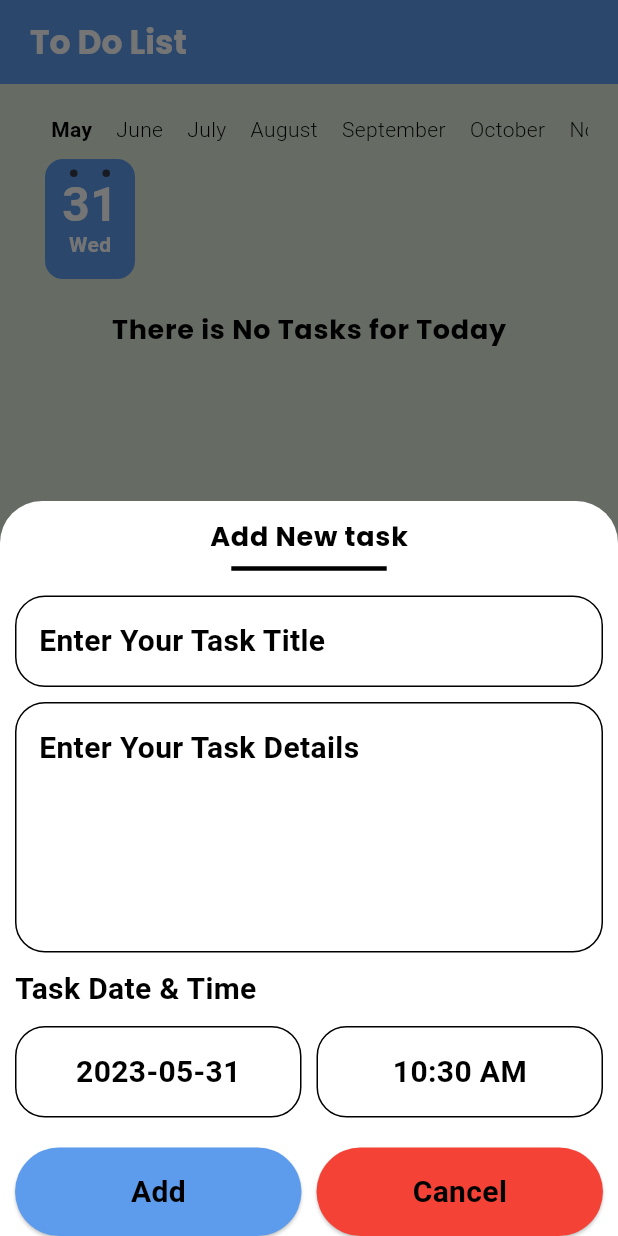
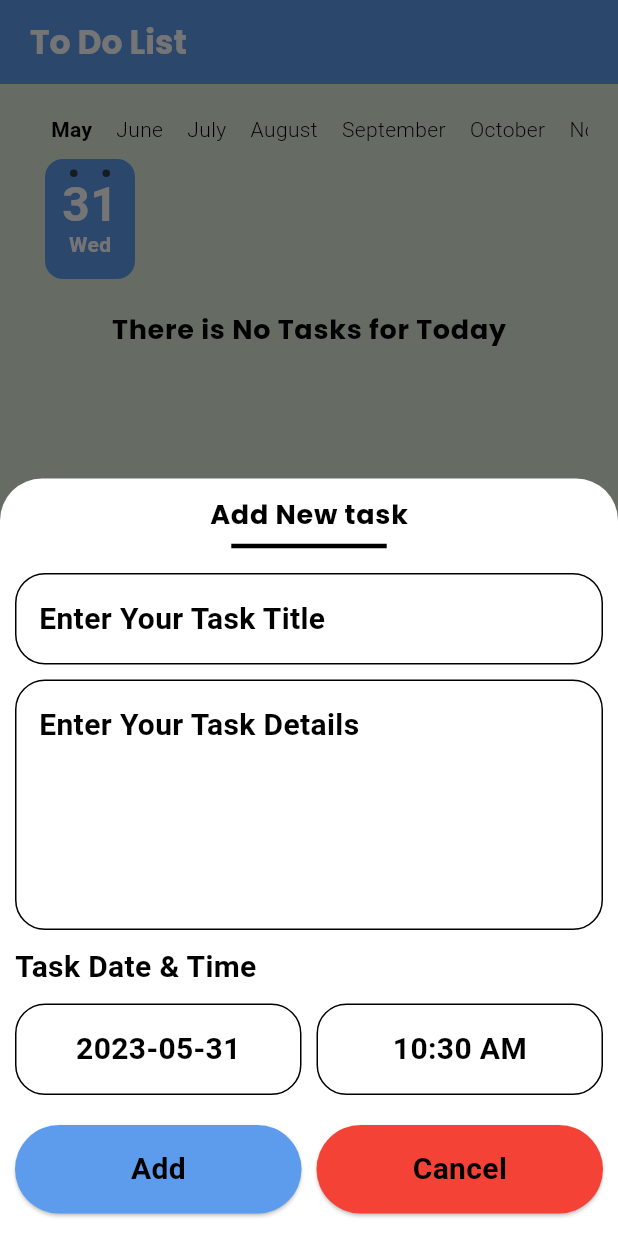
Before and after one commit to heshamgasser/new_todo_app, a Flutter app: the screen it shows after launch, after a tap on the "add" icon, on a phone screen of 412 x 824 dp. Run offline on Flutter 3.47's test engine with Material 2 defaults, Android fonts, the phone set to English and light mode, and no system bars; drawn by our look-alikes of calendar_timeline; our stand-ins replace cloud_firestore, firebase_core, flutter_slidable, google_fonts, shared_preferences; accounts and stored records are empty; generated files the repository leaves out were written again.

Commit message:
complete function

```diff
--- a/lib/l10n/app_ar.arb
+++ b/lib/l10n/app_ar.arb
@@ -22,6 +22,7 @@
   "edit": "تحرير",
   "open": "فتح",
   "update": "تحديث",
+  "updateDateTime": "تحديث التاريخ و الوقت",
   "editTask": "تحرير المهمة",
   "noTasks": "لا توجد مهام لهذا اليوم",
   "wrongMessage": "هناك خطأ ما",
--- a/lib/l10n/app_en.arb
+++ b/lib/l10n/app_en.arb
@@ -22,6 +22,7 @@
   "edit": "Edit",
   "open": "Open",
   "update": "Update",
+  "updateDateTime": "Update Date & Time",
   "editTask": "Edit Task",
   "wrongMessage": "Something Went Wrong",
   "tryAgain": "Try Again",
--- a/lib/screens/widget/add_task/add_note_modalSheet.dart
+++ b/lib/screens/widget/add_task/add_note_modalSheet.dart
@@ -129,6 +129,7 @@ class _AddNotesState extends State<AddNotes> {
                     )),
                   ],
                 ),
+                SizedBox(height: 15)
               ],
             ),
           ),
--- a/lib/screens/widget/add_task/edit_note_modalSheet.dart
+++ b/lib/screens/widget/add_task/edit_note_modalSheet.dart
@@ -90,7 +90,7 @@ class _EditTaskModalSheetState extends State<EditTaskModalSheet> {
                     ),
                     SizedBox(width: 10),
                     Text(
-                      'Update Date & Time',
+                      AppLocalizations.of(context)!.updateDateTime,
                       style: Theme.of(context).textTheme.bodyMedium,
                     ),
                   ],
@@ -180,9 +180,11 @@ class _EditTaskModalSheetState extends State<EditTaskModalSheet> {
                         onTapped: () {
                           Navigator.pop(context);
                         },
-                    )),
+                      ),
+                    ),
                   ],
                 ),
+                SizedBox(height: 15),
               ],
             ),
           ),
```
Lines whose indentation alone changed are shown as unchanged.
